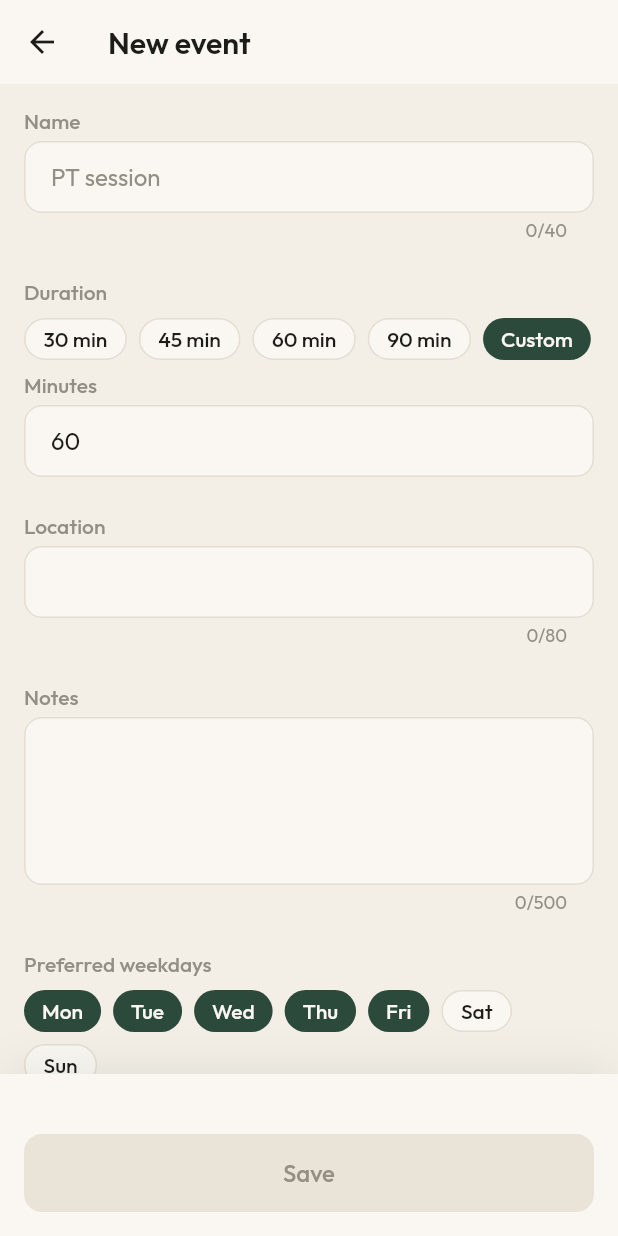
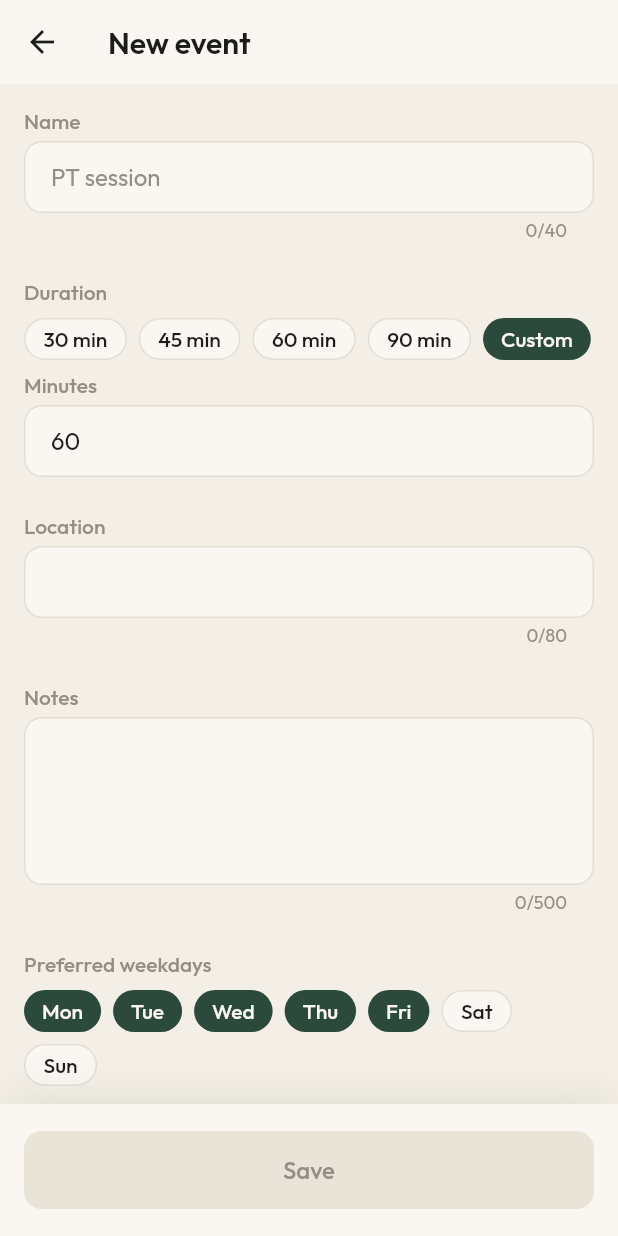
Before and after one commit to ranveeraggarwal/recur, a Flutter app: the EditorScreen screen opened directly, after a tap on "Custom", on a phone screen of 412 x 824 dp. Run offline on Flutter 3.47's test engine with Material 3 defaults, Android fonts, the phone set to English and light mode, and no system bars; missing offline and left inert: device_calendar_plus.

Commit message:
Apply M8 must-fix items from #57 and #58
Fixes both must-fix issues opened by the M8 design critiques (#28, #29):

- ConfirmBar rendered 108px instead of the documented 88px, in both its
  callers (Booking's confirm bar and the Editor's Save bar). Fixed once in
  the shared widget: vertical padding is now derived from
  RecurSizes.confirmBar and the button's fixed 52px height, and the
  summary line (plus its gap) is omitted entirely when summary is empty,
  rather than reserving its height. (#57 item 1, #58 item 1)
- Booking's access-state button used a fixed 220px width instead of being
  sized to content. ConfirmButton gained an `expand` flag (default true);
  the access states pass `expand: false` so the button sizes to its
  label's intrinsic width. (#57 item 2)
- Added a golden for the Editor's delete-confirmation dialog
  (editor_delete_dialog.png), which had a functional test but no golden.
  (#58 item 2)
- Also fixed a stray "flow" in a booking_screen.dart doc comment while
  already touching that file, so the banned-word grep is clean.

Regenerated goldens (all render ConfirmBar or the access button):
confirm_bar.png, booking_selected.png, booking_week.png,
booking_next_week.png, booking_access_ask.png, booking_access_denied.png,
editor_new.png, editor_edit.png, editor_error.png,
editor_custom_duration.png. Added editor_delete_dialog.png.

Recorded the ConfirmBar height derivation, the access-button expand flag,
and the new golden's name as Decisions in docs/architecture.md.

Closes #57
Closes #58

Co-Authored-By: Claude Sonnet 5 <noreply@anthropic.com>
Claude-Session: https://claude.ai/code/session_0146fXfKYH1fx4HsVGYpytVQ

```diff
--- a/lib/widgets/confirm_button.dart
+++ b/lib/widgets/confirm_button.dart
@@ -6,9 +6,10 @@ import '../theme/tokens.dart';
 /// this file is pressed.
 const Color _pressedOverlay = Color(0x1F1C1C19);
 
-/// Full-width primary button. Height [RecurSizes.touchMin] and up (fixed at
-/// 52px), radius [RecurRadii.button], text [RecurText.button], no icon, no
-/// elevation.
+/// Primary button. Height [RecurSizes.touchMin] and up (fixed at 52px),
+/// radius [RecurRadii.button], text [RecurText.button], no icon, no
+/// elevation. Full width by default; pass [expand] false for a
+/// content-sized button (e.g. the Booking access states).
 ///
 /// Used both as the calendar screen's confirm action and as Save in the
 /// event editor.
@@ -18,6 +19,7 @@ class ConfirmButton extends StatelessWidget {
     required this.label,
     required this.onPressed,
     this.busy = false,
+    this.expand = true,
   });
 
   /// The button's text. Ignored while [busy].
@@ -29,10 +31,14 @@ class ConfirmButton extends StatelessWidget {
   /// Shows a spinner instead of [label] and ignores taps while `true`.
   final bool busy;
 
+  /// When `false`, the button sizes to its label's intrinsic width instead
+  /// of filling the available width.
+  final bool expand;
+
   @override
   Widget build(BuildContext context) {
     return SizedBox(
-      width: double.infinity,
+      width: expand ? double.infinity : null,
       height: 52,
       child: FilledButton(
         onPressed: busy ? null : onPressed,
@@ -78,18 +84,32 @@ class ConfirmButton extends StatelessWidget {
   }
 }
 
-/// Sticky bar wrapping a [ConfirmButton] with a summary line above it, used
-/// at the bottom of the calendar screen.
+/// Sticky bar wrapping a [ConfirmButton] with an optional summary line above
+/// it, used at the bottom of the calendar screen and as the Editor's Save
+/// bar. Always [RecurSizes.confirmBar] (88px) tall total, whether or not a
+/// summary is shown: the button is a fixed 52px, and the vertical padding is
+/// derived from what's left so the two callers can't drift apart.
 class ConfirmBar extends StatelessWidget {
   const ConfirmBar({super.key, required this.summary, required this.button});
 
-  /// Shown in [RecurText.caption] muted, above the button.
+  /// Shown in [RecurText.caption] muted, above the button. When empty, the
+  /// summary line (and the gap below it) is omitted entirely rather than
+  /// reserving its height, so the bar stays 88px whether Booking passes a
+  /// real summary or the Editor passes `''`.
   final String summary;
 
   final ConfirmButton button;
 
+  /// Height of one line of [RecurText.caption] (12px font, 16/12 line
+  /// height).
+  static const double _summaryLineHeight = 16;
+
   @override
   Widget build(BuildContext context) {
+    final hasSummary = summary.isNotEmpty;
+    final contentHeight =
+        52 + (hasSummary ? _summaryLineHeight + RecurSpacing.sm : 0);
+    final verticalPadding = (RecurSizes.confirmBar - contentHeight) / 2;
     return DecoratedBox(
       decoration: const BoxDecoration(
         color: RecurColors.surface,
@@ -97,19 +117,27 @@ class ConfirmBar extends StatelessWidget {
       ),
       child: SafeArea(
         top: false,
+        child: SizedBox(
+          height: RecurSizes.confirmBar,
           child: Padding(
-          padding: const EdgeInsets.all(RecurSpacing.lg),
+            padding: EdgeInsets.symmetric(
+              horizontal: RecurSpacing.lg,
+              vertical: verticalPadding,
+            ),
             child: Column(
               mainAxisSize: MainAxisSize.min,
               crossAxisAlignment: CrossAxisAlignment.start,
               children: [
+                if (hasSummary) ...[
                   Text(
                     summary,
                     style: RecurText.caption.copyWith(color: RecurColors.muted),
                   ),
                   const SizedBox(height: RecurSpacing.sm),
+                ],
                 button,
               ],
+            ),
           ),
         ),
       ),
```
Also changed, not shown: lib/screens/booking/booking_screen.dart (+5 -4 lines), 13 other files. Lines whose indentation alone changed are shown as unchanged.
